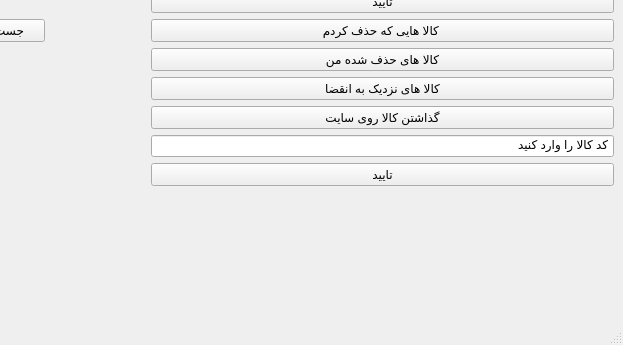
This is StoreAdminWindow.ui in Alireza8hi/Project-DigiKala as Qt 5 draws it before an edit; both pictures show x 129 to 752 and y 271 to 616 of the 752 by 616 pixel window. The edited form follows.
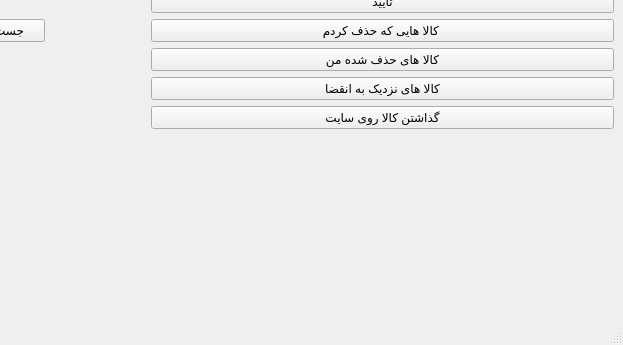
This is the edited form. Icons and pictures are not drawn.

```diff
--- a/StoreAdminWindow.ui
+++ b/StoreAdminWindow.ui
@@ -249,23 +249,6 @@
           </property>
          </widget>
         </item>
-        <item>
-         <widget class="QLineEdit" name="SellCommodityLe">
-          <property name="inputMask">
-           <string>کد کالا را وارد کنید</string>
-          </property>
-         </widget>
-        </item>
-        <item>
-         <widget class="QPushButton" name="SellCommodityConfirmBtn">
-          <property name="styleSheet">
-           <string notr="true">color: rgb(0, 0, 0);</string>
-          </property>
-          <property name="text">
-           <string>تایید</string>
-          </property>
-         </widget>
-        </item>
        </layout>
       </item>
       <item row="6" column="2">
```
